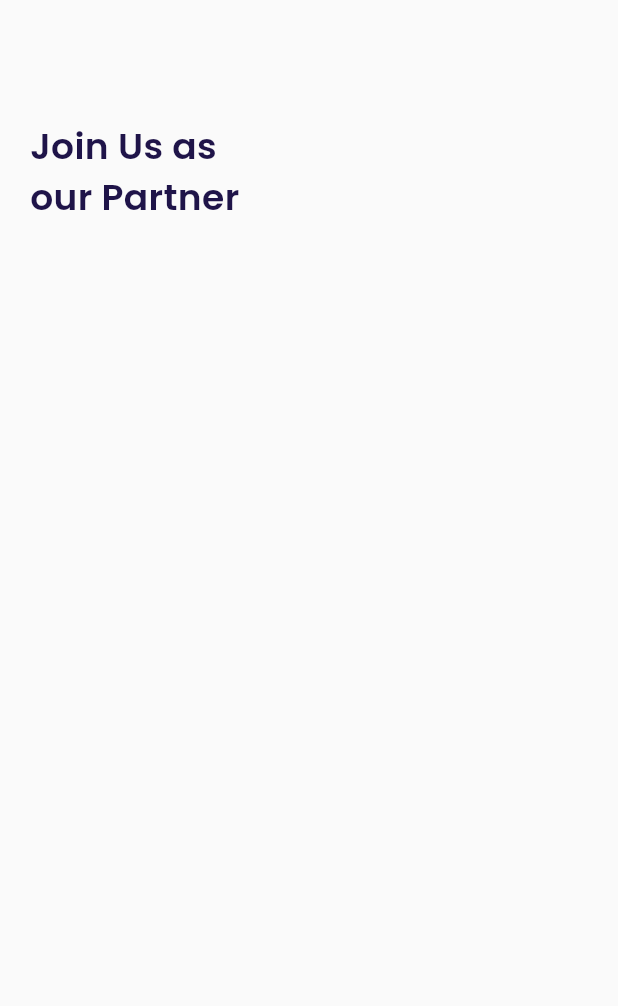
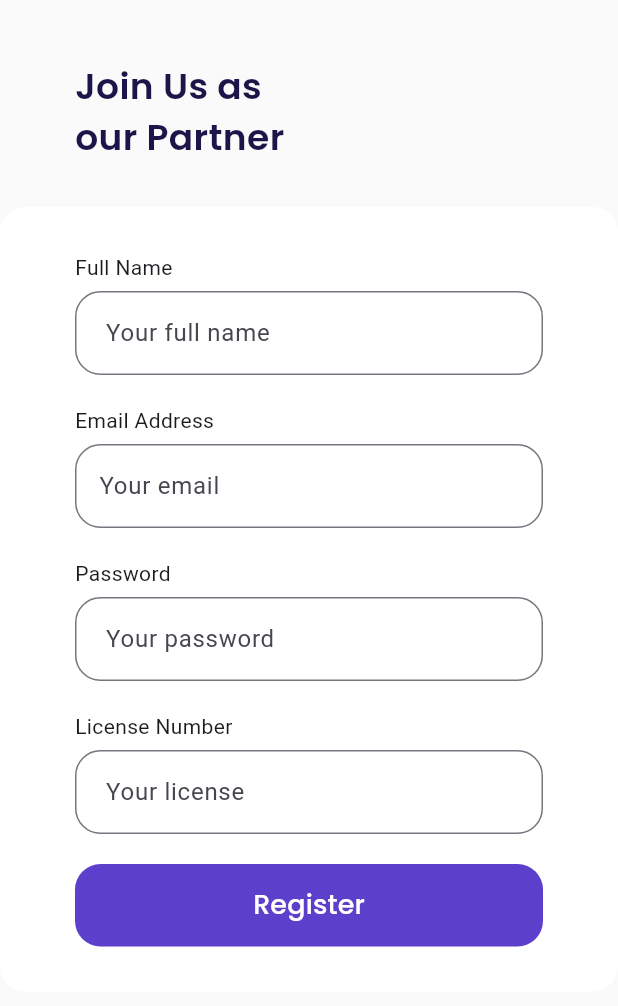
Before and after one commit to sofyannurrohman/kongkon_driver_flutter, a Flutter app: the SignUpScreen screen opened by its route, on a phone screen of 412 x 824 dp, the part 165-1171 px from its top. Run offline on Flutter 3.47's test engine with Material 3 defaults, Android fonts, the phone set to English and light mode, and no system bars; our stand-ins replace flutter_secure_storage, geolocator, google_fonts, google_maps_flutter, shared_preferences, socket_io_client; accounts and stored records are empty.

Commit message:
Create Sign Up

```diff
--- /dev/null
+++ b/lib/api/user_api.dart
@@ -0,0 +1,38 @@
+import 'dart:convert';
+import 'package:http/http.dart' as http;
+
+class User {
+
+  Future<Map<String, dynamic>> registerUser(data) async {
+    try {
+      final response = await http
+          .post(Uri.parse('http://localhost:3333/api/v1/users'));
+
+      if (response.statusCode == 200) {
+        final responseData = jsonDecode(response.body);
+          if (responseData['status'] == 'success' &&
+            responseData['data'] != null) {
+          final order = responseData['data']['order'];
+
+          final customerId = order['customer_id'];
+          final merchantId = order['merchant_id'];
+          if (customerId == null || merchantId == null) {
+            throw Exception('Missing user or merchant ID in the order data.');
+          }
+
+          return order;
+        } else {
+          throw Exception('Invalid response format');
+        }
+      } else {
+        throw Exception(
+            'Failed to load order details, status code: ${response.statusCode}');
+      }
+    } catch (e) {
+      print('Error fetching order details: $e');
+      throw Exception('Error fetching order details');
+    }
+  }
+
+
+}
--- a/lib/screen/sign_up_screen.dart
+++ b/lib/screen/sign_up_screen.dart
@@ -1,9 +1,17 @@
 import 'package:flutter/material.dart';
 import 'package:kongkon_app_driver/shared/theme.dart';
 
-class SignUpScreen extends StatelessWidget {
+class SignUpScreen extends StatefulWidget {
   const SignUpScreen({super.key});
 
+  @override
+  State<SignUpScreen> createState() => _SignUpScreenState();
+}
+  final _nameController = TextEditingController();
+  final _emailController = TextEditingController();
+  final _passwordController = TextEditingController();
+  final _licenseController = TextEditingController();
+class _SignUpScreenState extends State<SignUpScreen> {
   @override
   Widget build(BuildContext context) {
     Widget header() {
@@ -11,34 +19,170 @@ class SignUpScreen extends StatelessWidget {
         margin: const EdgeInsets.only(top: 30),
         width: 80,
         height: 80,
-        decoration: const BoxDecoration(image: DecorationImage(image: AssetImage('assets/dark-logo.png'))),
+        decoration: const BoxDecoration(
+            image: DecorationImage(image: AssetImage('assets/dark-logo.png'))),
       );
     }
 
     Widget title() {
       return Container(
-        margin: const EdgeInsets.only(top: 80, left: 20),
-        child: Text('Join Us as\nour Partner ',
-        style: blackTextStyle.copyWith(
-          fontSize: 24,
-          fontWeight: semibold
-        ),),
+        margin: const EdgeInsets.only(top: 40, left: 50),
+        child: Text(
+          'Join Us as\nour Partner ',
+          style: blackTextStyle.copyWith(fontSize: 24, fontWeight: semibold),
+        ),
       );
     }
 
-    Widget inputSection(){
+    Widget inputSection() {
+      Widget nameInput() {
+        return Container(
+          margin: EdgeInsets.only(bottom: 20),
+          child: Column(
+            crossAxisAlignment: CrossAxisAlignment.start,
+            children: [
+              Text('Full Name'),
+              const SizedBox(
+                height: 6,
+              ),
+              TextFormField(
+                controller: _nameController,
+                cursorColor: kBlackColor,
+                decoration: InputDecoration(
+                  hintText: ' Your full name',
+                  border: OutlineInputBorder(
+                      borderRadius: BorderRadius.circular(defaultRadius)),
+                  focusedBorder: OutlineInputBorder(
+                    borderRadius: BorderRadius.circular(defaultRadius),
+                    borderSide: BorderSide(color: kPrimaryColor),
+                  ),
+                ),
+              ),
+            ],
+          ),
+        );
+      }
+
+      Widget emailInput() {
+        return Container(
+          margin: EdgeInsets.only(bottom: 20),
+          child: Column(
+            crossAxisAlignment: CrossAxisAlignment.start,
+            children: [
+              Text('Email Address'),
+              const SizedBox(
+                height: 6,
+              ),
+              TextFormField(
+                controller: _emailController,
+                cursorColor: kBlackColor,
+                decoration: InputDecoration(
+                  hintText: 'Your email',
+                  border: OutlineInputBorder(
+                      borderRadius: BorderRadius.circular(defaultRadius),
+                      borderSide: BorderSide(color: kGreyColor)),
+                  focusedBorder: OutlineInputBorder(
+                    borderRadius: BorderRadius.circular(defaultRadius),
+                    borderSide: BorderSide(color: kPrimaryColor),
+                  ),
+                ),
+              ),
+            ],
+          ),
+        );
+      }
+
+      Widget passwordInput() {
+        return Container(
+          margin: EdgeInsets.only(bottom: 20),
+          child: Column(
+            crossAxisAlignment: CrossAxisAlignment.start,
+            children: [
+              Text('Password'),
+              const SizedBox(
+                height: 6,
+              ),
+              TextFormField(
+                  controller: _passwordController,
+                obscureText: true,
+                cursorColor: kBlackColor,
+                decoration: InputDecoration(
+                  hintText: ' Your password',
+                  border: OutlineInputBorder(
+                      borderRadius: BorderRadius.circular(defaultRadius)),
+                  focusedBorder: OutlineInputBorder(
+                    borderRadius: BorderRadius.circular(defaultRadius),
+                    borderSide: BorderSide(color: kPrimaryColor),
+                  ),
+                ),
+              ),
+            ],
+          ),
+        );
+      }
+
+      Widget licenseInput() {
+        return Container(
+          margin: EdgeInsets.only(bottom: 20),
+          child: Column(
+            crossAxisAlignment: CrossAxisAlignment.start,
+            children: [
+              Text('License Number'),
+              const SizedBox(
+                height: 6,
+              ),
+              TextFormField(
+                  controller: _licenseController,
+                cursorColor: kBlackColor,
+                decoration: InputDecoration(
+                  hintText: ' Your license',
+                  border: OutlineInputBorder(
+                      borderRadius: BorderRadius.circular(defaultRadius)),
+                  focusedBorder: OutlineInputBorder(
+                    borderRadius: BorderRadius.circular(defaultRadius),
+                    borderSide: BorderSide(color: kPrimaryColor),
+                  ),
+                ),
+              ),
+            ],
+          ),
+        );
+      }
+
+      Widget submitButton() {
+        return Container(
+          width: double.infinity,
+          height: 55,
+          child: TextButton(
+              onPressed: () async{
+              },
+              style: TextButton.styleFrom(
+                backgroundColor: kPrimaryColor,
+                shape: RoundedRectangleBorder(
+                    borderRadius: BorderRadius.circular(defaultRadius)),
+              ),
+              child: Text(
+                'Register',
+                style:
+                    whiteTextStyle.copyWith(fontSize: 18, fontWeight: medium),
+              )),
+        );
+      }
+
       return Container(
-        margin: const EdgeInsets.only(top: 30),
-        padding: const EdgeInsets.symmetric(
-          horizontal: 20,
-          vertical: 30
-        ),
+        margin: EdgeInsets.only(top: 30),
+        padding: EdgeInsets.symmetric(horizontal: 50, vertical: 30),
         decoration: BoxDecoration(
-          color: kWhiteColor,
-          border: BorderRadius.circular(defaultRadius);
-        ),
+            color: kWhiteColor,
+            borderRadius: BorderRadius.circular(defaultRadius)),
         child: Column(
-
+          children: [
+            nameInput(),
+            emailInput(),
+            passwordInput(),
+            licenseInput(),
+            submitButton()
+          ],
         ),
       );
     }
@@ -47,10 +191,7 @@ class SignUpScreen extends StatelessWidget {
       backgroundColor: kBackgroundColor,
       body: SafeArea(
         child: ListView(
-          children: [
-            header(),
-            title(),
-          ],
+          children: [header(), title(), inputSection()],
         ),
       ),
     );
--- a/lib/shared/theme.dart
+++ b/lib/shared/theme.dart
@@ -1,9 +1,13 @@
 import 'package:flutter/material.dart';
-import 'package:google_fonts/google_fonts.dart'
-;
+import 'package:google_fonts/google_fonts.dart';
+
+double defaultMargin = 24.0;
+double defaultRadius = 17.0;
+
 const Color kPrimaryColor = Color(0xff5C40CC);
 const Color kBlackColor = Color(0xff1F1449);
 const Color kWhiteColor = Color(0xffFFFFFF);
+const Color kGreyColor = Color(0xff9698A9);
 const Color kBackgroundColor = Color(0xffFAFAFA);
 
 TextStyle blackTextStyle = GoogleFonts.poppins(
```
